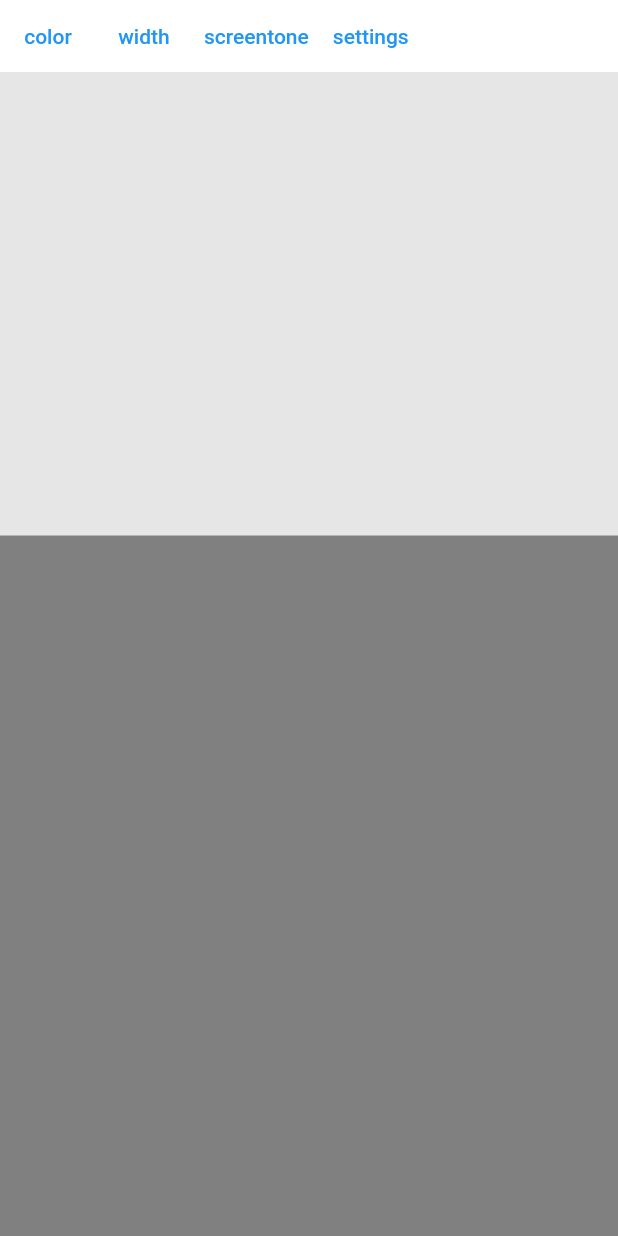
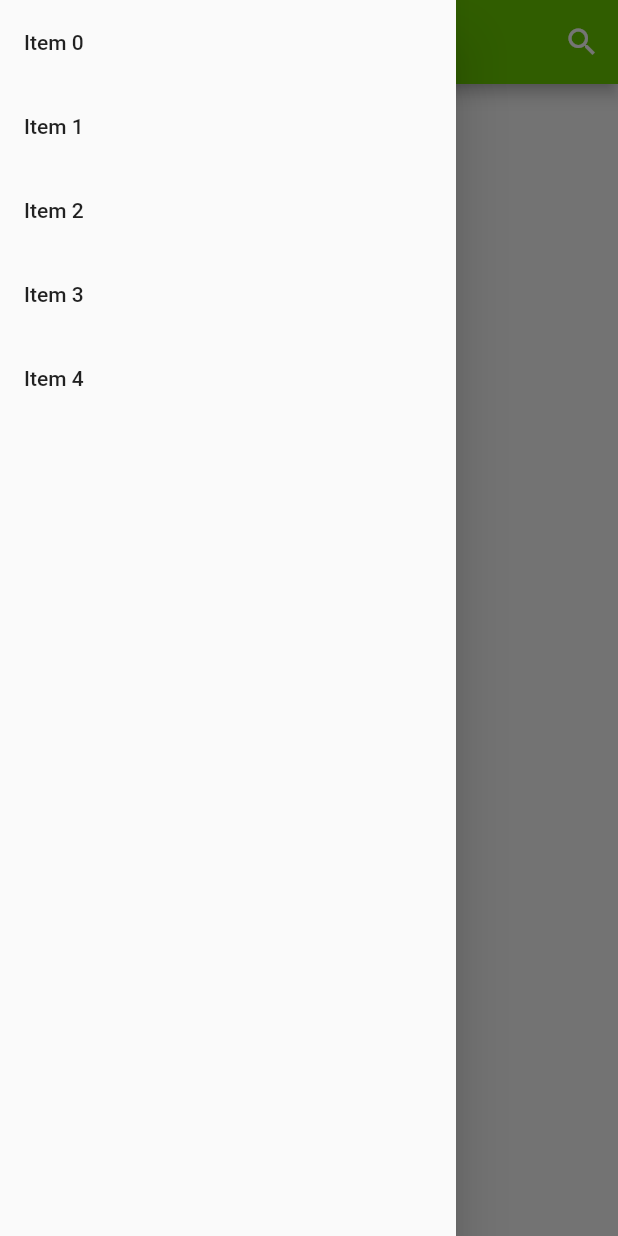
Before and after one commit to satochibi/mng_draw, a Flutter app: the screen it shows after launch, with the side drawer open (before the commit the screen has no drawer), on a phone screen of 412 x 824 dp. Run offline on Flutter 3.47's test engine with Material 2 defaults, Android fonts, the phone set to English and light mode, and no system bars.

Commit message:
samplescreen(mnghub用)を作成

```diff
--- a/lib/main.dart
+++ b/lib/main.dart
@@ -1,10 +1,10 @@
 import 'package:flutter/material.dart';
-import 'package:mng_draw/edit_screen.dart';
 import 'package:mng_draw/memo_model.dart';
 import 'package:mng_draw/settings_model.dart';
 import 'package:provider/provider.dart';
 import 'package:mng_draw/pen_model.dart';
 import 'package:mng_draw/strokes_model.dart';
+import 'package:mng_draw/switch_screen_widget.dart';
 
 void main() {
   runApp(const MyApp());
@@ -25,7 +25,9 @@ class MyApp extends StatelessWidget {
       child: MaterialApp(
           debugShowCheckedModeBanner: false,
           home: Container(
-              color: Colors.white, child: const SafeArea(child: EditScreen()))),
+              color: Colors.white,
+              child: const SafeArea(
+                  child: SwitchScreen(mode: ScreenType.sample)))),
     );
   }
 }
--- /dev/null
+++ b/lib/sample_screen.dart
@@ -0,0 +1,42 @@
+import 'package:flutter/material.dart';
+
+class SampleScreen extends StatelessWidget {
+  const SampleScreen({Key? key}) : super(key: key);
+
+  @override
+  Widget build(BuildContext context) {
+    return Scaffold(
+        appBar: AppBar(
+          title: const Text(
+            "MNGHub",
+            style: TextStyle(color: Colors.white),
+          ),
+          backgroundColor: const Color(0xff68ca00),
+          actions: <Widget>[
+            IconButton(
+                icon: const Icon(Icons.search),
+                onPressed: () {
+                  // debugPrint("search");
+                })
+          ],
+        ),
+        drawer: Drawer(
+          child: ListView.builder(
+            itemCount: 5,
+            itemBuilder: (BuildContext context, int index) {
+              return ListTile(
+                title: Text("Item $index"),
+              );
+            },
+          ),
+        ),
+        body: Container(
+          color: Colors.blue,
+          child: Container(
+            color: Colors.red,
+            width: 256,
+            height: 192,
+          ),
+        ));
+  }
+}
--- /dev/null
+++ b/lib/switch_screen_widget.dart
@@ -0,0 +1,20 @@
+import 'package:flutter/material.dart';
+import 'package:mng_draw/edit_screen.dart';
+import 'package:mng_draw/sample_screen.dart';
+
+enum ScreenType { edit, sample }
+
+class SwitchScreen extends StatelessWidget {
+  final ScreenType mode;
+  const SwitchScreen({Key? key, required this.mode}) : super(key: key);
+
+  @override
+  Widget build(BuildContext context) {
+    switch (mode) {
+      case ScreenType.edit:
+        return const EditScreen();
+      case ScreenType.sample:
+        return const SampleScreen();
+    }
+  }
+}
```
